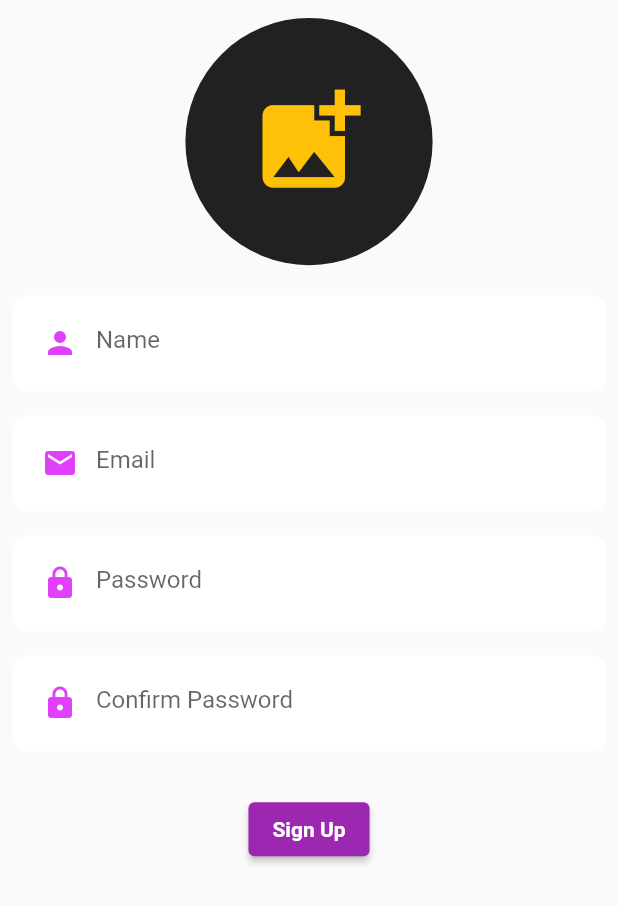
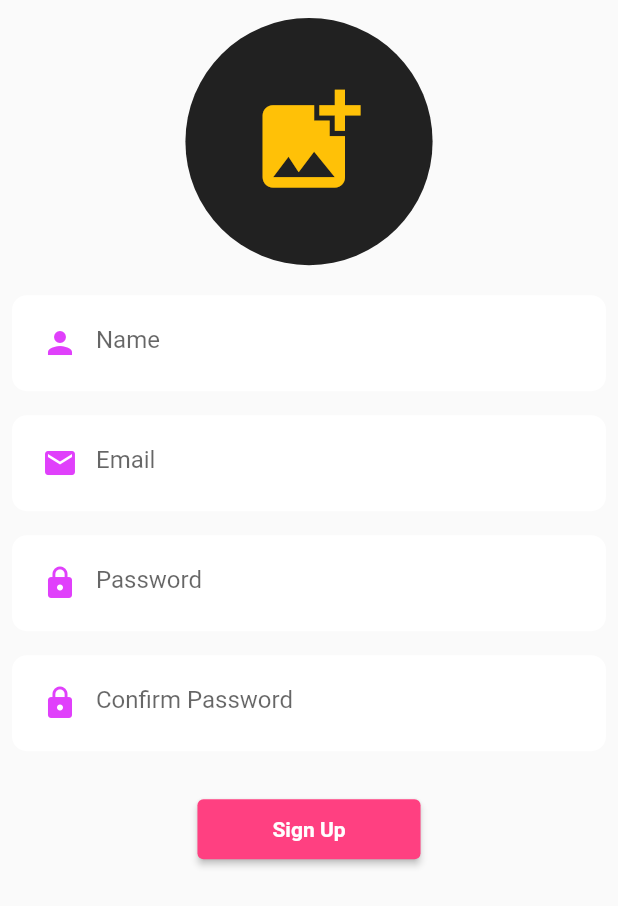
Before and after one commit to Devsaci/amazonwebadminotif_v2, a Flutter app: the RegistrationTabPage widget shown alone on an empty page, opened directly, on a phone screen of 412 x 824 dp. Shown: the top 906 px of the screen. Run offline on Flutter 3.47's test engine with Material 2 defaults, Android fonts, the phone set to English and light mode, and no system bars.

Commit message:
backgroundColor

```diff
--- a/lib/authScreens/registration_tab_page.dart
+++ b/lib/authScreens/registration_tab_page.dart
@@ -85,15 +85,21 @@ class _RegistrationTabPageState extends State<RegistrationTabPage> {
               ),
             ),
             ElevatedButton(
+              style: ElevatedButton.styleFrom(
+                backgroundColor: Colors.pinkAccent,
+                padding: const EdgeInsets.symmetric(horizontal: 50, vertical: 12),
+              ),
               onPressed: () {},
               child: const Text(
                 "Sign Up",
                 style:
                     TextStyle(color: Colors.white, fontWeight: FontWeight.bold),
               ),
-          )
+            ),
+            const SizedBox(height: 20),
           ],
         ),
-    ));
+      ),
+    );
   }
 }
```
Lines whose indentation alone changed are shown as unchanged.
